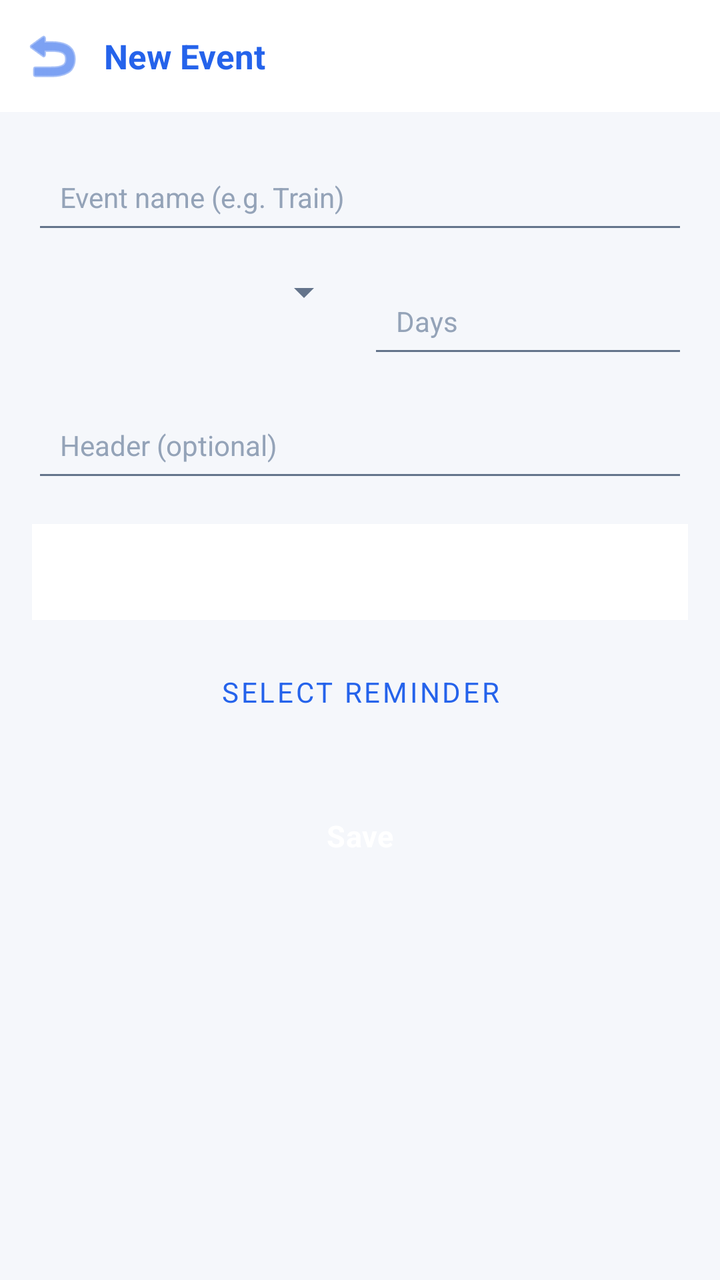
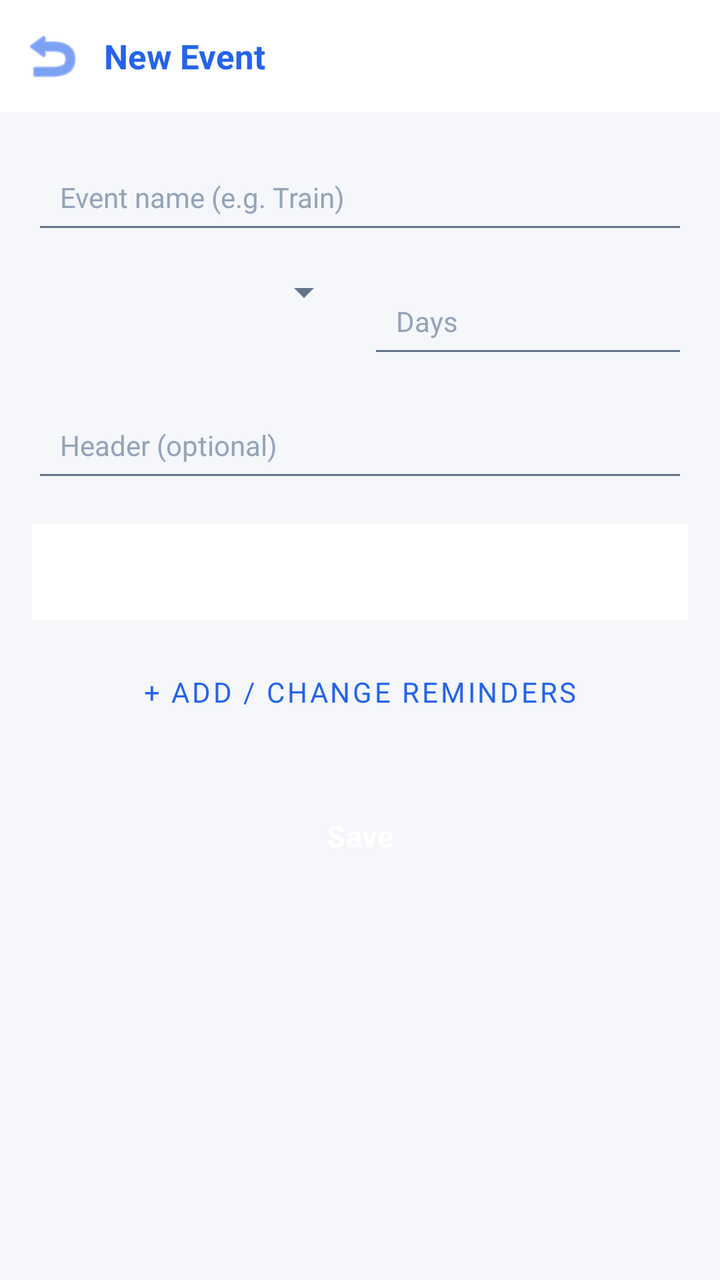

An Android layout rendered at two revisions. The XML below is the earlier revision; the diff shows what the commit changed to produce the second picture.
<!-- AndroidManifest.xml: application theme Theme.ExpenseOS -->
<!-- res/layout/activity_add_event.xml -->
<?xml version="1.0" encoding="utf-8"?>
<ScrollView xmlns:android="http://schemas.android.com/apk/res/android"
    xmlns:app="http://schemas.android.com/apk/res-auto"
    android:layout_width="match_parent"
    android:layout_height="match_parent"
    android:background="@color/bg">

    <LinearLayout
        android:layout_width="match_parent"
        android:layout_height="wrap_content"
        android:orientation="vertical">

        <LinearLayout
            android:layout_width="match_parent"
            android:layout_height="56dp"
            android:background="@color/nav_bg"
            android:gravity="center_vertical"
            android:orientation="horizontal"
            android:paddingHorizontal="8dp">

            <ImageButton
                android:id="@+id/btnBack"
                android:layout_width="36dp"
                android:layout_height="36dp"
                android:background="?attr/selectableItemBackgroundBorderless"
                android:src="@android:drawable/ic_menu_revert"
                android:tint="@color/primary" />

            <TextView
                android:id="@+id/tvAddEventTitle"
                android:layout_width="wrap_content"
                android:layout_height="wrap_content"
                android:layout_marginStart="8dp"
                android:text="New Event"
                android:textColor="@color/primary"
                android:textSize="17sp"
                android:textStyle="bold" />
        </LinearLayout>

        <LinearLayout
            android:layout_width="match_parent"
            android:layout_height="wrap_content"
            android:orientation="vertical"
            android:padding="16dp">

            <EditText
                android:id="@+id/etEventName"
                android:layout_width="match_parent"
                android:layout_height="wrap_content"
                android:hint="Event name (e.g. Train)" />

            <LinearLayout
                android:layout_width="match_parent"
                android:layout_height="wrap_content"
                android:layout_marginTop="12dp"
                android:orientation="horizontal">

                <Spinner
                    android:id="@+id/spOffsetDirection"
                    android:layout_width="0dp"
                    android:layout_height="wrap_content"
                    android:layout_weight="1" />

                <EditText
                    android:id="@+id/etEventDays"
                    android:layout_width="0dp"
                    android:layout_height="wrap_content"
                    android:layout_weight="1"
                    android:layout_marginStart="8dp"
                    android:hint="Days"
                    android:inputType="number" />
            </LinearLayout>

            <EditText
                android:id="@+id/etEventHeader"
                android:layout_width="match_parent"
                android:layout_height="wrap_content"
                android:layout_marginTop="12dp"
                android:hint="Header (optional)" />

            <com.google.android.material.tabs.TabLayout
                android:id="@+id/tabReminderType"
                android:layout_width="match_parent"
                android:layout_height="wrap_content"
                android:layout_marginTop="16dp"
                app:tabIndicatorColor="@color/primary"
                app:tabSelectedTextColor="@color/primary" />

            
            <LinearLayout
                android:id="@+id/blockNotification"
                android:layout_width="match_parent"
                android:layout_height="wrap_content"
                android:orientation="vertical"
                android:paddingTop="12dp">

                <Button
                    android:id="@+id/btnNotifReminder"
                    style="@style/Widget.MaterialComponents.Button.OutlinedButton"
                    android:layout_width="match_parent"
                    android:layout_height="wrap_content"
                    android:text="Select reminder" />
            </LinearLayout>

            
            <LinearLayout
                android:id="@+id/blockAlarm"
                android:layout_width="match_parent"
                android:layout_height="wrap_content"
                android:orientation="vertical"
                android:paddingTop="12dp"
                android:visibility="gone">

                <Button
                    android:id="@+id/btnAlarmReminder"
                    style="@style/Widget.MaterialComponents.Button.OutlinedButton"
                    android:layout_width="match_parent"
                    android:layout_height="wrap_content"
                    android:text="Select reminder" />

                <Button
                    android:id="@+id/btnAlarmTone"
                    style="@style/Widget.MaterialComponents.Button.OutlinedButton"
                    android:layout_width="match_parent"
                    android:layout_height="wrap_content"
                    android:layout_marginTop="8dp"
                    android:text="🔔 Alarm tone: Default"
                    android:textSize="12sp" />
            </LinearLayout>

            <Button
                android:id="@+id/btnSaveEvent"
                style="@style/BtnPrimary"
                android:layout_width="match_parent"
                android:layout_height="48dp"
                android:layout_marginTop="24dp"
                android:text="Save" />
        </LinearLayout>
    </LinearLayout>
</ScrollView>
<!-- resources referenced by this layout -->
<resources>
  <color name="bg">#F5F7FB</color>
  <color name="nav_bg">#FFFFFF</color>
  <color name="primary">#2563EB</color>
  <style name="BtnPrimary" parent="BtnBase">
          <item name="backgroundTint">@color/primary</item>
          <item name="android:textColor">@color/on_primary</item>
      </style>
  <color name="on_primary">#FFFFFF</color>
  <color name="primary_dark">#1D4ED8</color>
  <color name="secondary">#0F766E</color>
  <color name="secondary_dark">#115E59</color>
  <color name="surface">#FFFFFF</color>
  <color name="text">#0F172A</color>
  <color name="danger">#E11D48</color>
  <color name="text_muted">#64748B</color>
  <color name="text_hint">#94A3B8</color>
  <style name="Widget.ExpenseOS.EditText" parent="Widget.AppCompat.EditText">
          <item name="android:textSize">@dimen/type_body</item>
          <item name="android:textColor">@color/text</item>
          <item name="android:textColorHint">@color/text_hint</item>
          <item name="android:paddingStart">14dp</item>
          <item name="android:paddingEnd">14dp</item>
          <item name="android:minHeight">@dimen/input_height</item>
      </style>
  <style name="ThemeOverlay.ExpenseOS.Dialog" parent="ThemeOverlay.MaterialComponents.MaterialAlertDialog">
          <item name="colorPrimary">@color/primary</item>
          <item name="colorSurface">@color/surface</item>
          <item name="colorOnSurface">@color/text</item>
          <item name="shapeAppearanceOverlay">@style/ShapeAppearance.ExpenseOS.Dialog</item>
          <item name="android:windowMinWidthMajor">84%</item>
          <item name="android:windowMinWidthMinor">84%</item>
      </style>
  <style name="ThemeOverlay.ExpenseOS.BottomSheet" parent="ThemeOverlay.MaterialComponents.BottomSheetDialog">
          <item name="bottomSheetStyle">@style/Widget.ExpenseOS.BottomSheet</item>
      </style>
  <style name="ThemeOverlay.ExpenseOS.TimePicker" parent="ThemeOverlay.MaterialComponents.TimePicker">
          <item name="colorPrimary">@color/primary</item>
          <item name="colorOnPrimary">@color/on_primary</item>
          <item name="colorSurface">@color/surface</item>
          <item name="colorOnSurface">@color/text</item>
          <item name="shapeAppearanceMediumComponent">@style/ShapeAppearance.ExpenseOS.Dialog</item>
      </style>
  <style name="Animation.ExpenseOS.Window" parent="@android:style/Animation.Activity">
          <item name="android:activityOpenEnterAnimation">@anim/screen_enter</item>
          <item name="android:activityOpenExitAnimation">@anim/screen_exit</item>
          <item name="android:activityCloseEnterAnimation">@anim/screen_pop_enter</item>
          <item name="android:activityCloseExitAnimation">@anim/screen_pop_exit</item>
      </style>
  <dimen name="type_subtitle">15sp</dimen>
  <dimen name="touch_target">48dp</dimen>
  <dimen name="type_body">14sp</dimen>
  <dimen name="input_height">50dp</dimen>
  <style name="ShapeAppearance.ExpenseOS.Dialog" parent="ShapeAppearance.MaterialComponents.MediumComponent">
          <item name="cornerFamily">rounded</item>
          <item name="cornerSize">26dp</item>
      </style>
  <style name="Widget.ExpenseOS.BottomSheet" parent="Widget.MaterialComponents.BottomSheet.Modal">
          <item name="shapeAppearanceOverlay">@style/ShapeAppearance.ExpenseOS.Sheet</item>
          <item name="backgroundTint">@color/surface</item>
      </style>
  <style name="ShapeAppearance.ExpenseOS.Sheet" parent="">
          <item name="cornerFamily">rounded</item>
          <item name="cornerSizeTopLeft">26dp</item>
          <item name="cornerSizeTopRight">26dp</item>
          <item name="cornerSizeBottomLeft">0dp</item>
          <item name="cornerSizeBottomRight">0dp</item>
      </style>
  <!-- unchanged entries left out for length: 2 -->
</resources>

<!-- the commit's change to res/layout/activity_add_event.xml (unified diff, before → after) -->
@@ -94,12 +94,18 @@
                 android:orientation="vertical"
                 android:paddingTop="12dp">
 
+                <LinearLayout
+                    android:id="@+id/listNotif"
+                    android:layout_width="match_parent"
+                    android:layout_height="wrap_content"
+                    android:orientation="vertical" />
+
                 <Button
                     android:id="@+id/btnNotifReminder"
                     style="@style/Widget.MaterialComponents.Button.OutlinedButton"
                     android:layout_width="match_parent"
                     android:layout_height="wrap_content"
-                    android:text="Select reminder" />
+                    android:text="+ Add / change reminders" />
             </LinearLayout>
 
             
@@ -111,12 +117,18 @@
                 android:paddingTop="12dp"
                 android:visibility="gone">
 
+                <LinearLayout
+                    android:id="@+id/listAlarm"
+                    android:layout_width="match_parent"
+                    android:layout_height="wrap_content"
+                    android:orientation="vertical" />
+
                 <Button
                     android:id="@+id/btnAlarmReminder"
                     style="@style/Widget.MaterialComponents.Button.OutlinedButton"
                     android:layout_width="match_parent"
                     android:layout_height="wrap_content"
-                    android:text="Select reminder" />
+                    android:text="+ Add / change reminders" />
 
                 <Button
                     android:id="@+id/btnAlarmTone"
